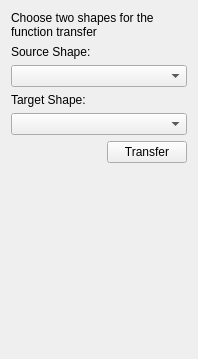
The window that src/custom/tabs/FunctionTransferTabWidget.ui (PeterZs/ShapeAnalyzer) describes before a commit, drawn with Qt 5.
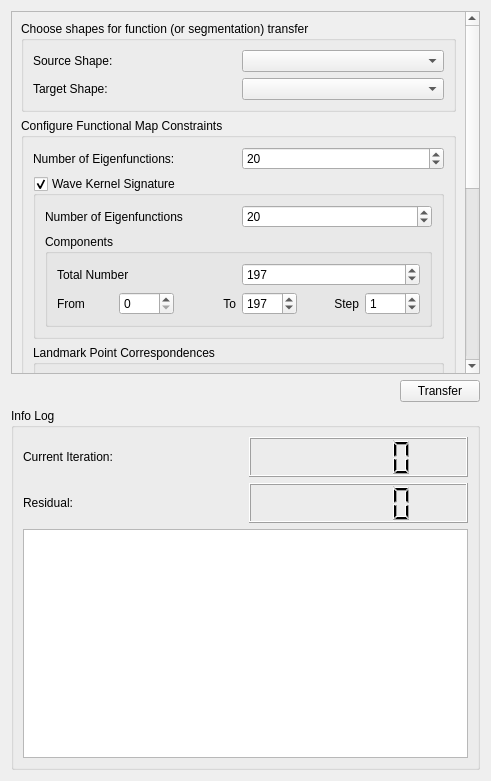
The same window after the commit.

Commit message: Functional maps

```diff
--- a/src/custom/tabs/FunctionTransferTabWidget.ui
+++ b/src/custom/tabs/FunctionTransferTabWidget.ui
@@ -6,39 +6,530 @@
    <rect>
     <x>0</x>
     <y>0</y>
-    <width>198</width>
-    <height>359</height>
+    <width>491</width>
+    <height>781</height>
    </rect>
   </property>
-  <layout class="QVBoxLayout" name="verticalLayout">
+  <layout class="QVBoxLayout" name="verticalLayout_7">
    <item>
-    <widget class="QLabel" name="labelChoose">
-     <property name="text">
-      <string>Choose two shapes for the
-function transfer</string>
+    <widget class="QScrollArea" name="scrollArea">
+     <property name="horizontalScrollBarPolicy">
+      <enum>Qt::ScrollBarAlwaysOff</enum>
      </property>
-    </widget>
-   </item>
-   <item>
-    <widget class="QLabel" name="labelSourceShape">
-     <property name="text">
-      <string>Source Shape:</string>
+     <property name="widgetResizable">
+      <bool>true</bool>
      </property>
+     <widget class="QWidget" name="scrollAreaWidgetContents">
+      <property name="geometry">
+       <rect>
+        <x>0</x>
+        <y>0</y>
+        <width>469</width>
+        <height>835</height>
+       </rect>
+      </property>
+      <layout class="QVBoxLayout" name="verticalLayout_5">
+       <item>
+        <widget class="QGroupBox" name="groupBoxInput">
+         <property name="title">
+          <string>Choose shapes for function (or segmentation) transfer</string>
+         </property>
+         <layout class="QVBoxLayout" name="verticalLayout_4">
+          <item>
+           <layout class="QHBoxLayout" name="horizontalLayout_6">
+            <item>
+             <widget class="QLabel" name="labelSourceShape">
+              <property name="text">
+               <string>Source Shape:</string>
+              </property>
+             </widget>
+            </item>
+            <item>
+             <widget class="QComboBox" name="comboBoxSourceShape"/>
+            </item>
+           </layout>
+          </item>
+          <item>
+           <layout class="QHBoxLayout" name="horizontalLayout_7">
+            <item>
+             <widget class="QLabel" name="labelTargetShape">
+              <property name="text">
+               <string>Target Shape:</string>
+              </property>
+             </widget>
+            </item>
+            <item>
+             <widget class="QComboBox" name="comboBoxTargetShape"/>
+            </item>
+           </layout>
+          </item>
+         </layout>
+        </widget>
+       </item>
+       <item>
+        <widget class="QGroupBox" name="groupBoxConstraints">
+         <property name="title">
+          <string>Configure Functional Map Constraints</string>
+         </property>
+         <property name="flat">
+          <bool>false</bool>
+         </property>
+         <layout class="QVBoxLayout" name="verticalLayout">
+          <item>
+           <layout class="QHBoxLayout" name="horizontalLayout_9">
+            <item>
+             <widget class="QLabel" name="labelNumberOfEigenfunctions">
+              <property name="text">
+               <string>Number of Eigenfunctions:</string>
+              </property>
+             </widget>
+            </item>
+            <item>
+             <widget class="QSpinBox" name="spinBoxNumberOfEigenfunctions">
+              <property name="minimum">
+               <number>1</number>
+              </property>
+              <property name="maximum">
+               <number>500</number>
+              </property>
+              <property name="value">
+               <number>20</number>
+              </property>
+             </widget>
+            </item>
+           </layout>
+          </item>
+          <item>
+           <widget class="QGroupBox" name="groupBoxWaveKernelSignature">
+            <property name="title">
+             <string>Wave Kernel Signature</string>
+            </property>
+            <property name="flat">
+             <bool>false</bool>
+            </property>
+            <property name="checkable">
+             <bool>true</bool>
+            </property>
+            <layout class="QVBoxLayout" name="verticalLayout_13">
+             <item>
+              <layout class="QHBoxLayout" name="horizontalLayout_15">
+               <item>
+                <widget class="QLabel" name="labelWaveKernelSignatureNumberOfEigenfunctions">
+                 <property name="text">
+                  <string>Number of Eigenfunctions</string>
+                 </property>
+                </widget>
+               </item>
+               <item>
+                <widget class="QSpinBox" name="spinBoxWaveKernelSignatureNumberOfEigenfunctions">
+                 <property name="minimum">
+                  <number>1</number>
+                 </property>
+                 <property name="maximum">
+                  <number>500</number>
+                 </property>
+                 <property name="value">
+                  <number>20</number>
+                 </property>
+                </widget>
+               </item>
+              </layout>
+             </item>
+             <item>
+              <widget class="QGroupBox" name="groupBoxWaveKernelSignatureComponents">
+               <property name="title">
+                <string>Components</string>
+               </property>
+               <layout class="QVBoxLayout" name="verticalLayout_14">
+                <item>
+                 <layout class="QHBoxLayout" name="horizontalLayout_10">
+                  <item>
+                   <widget class="QLabel" name="labelWaveKernelSignatureComponentsTotalNumber">
+                    <property name="text">
+                     <string>Total Number</string>
+                    </property>
+                   </widget>
+                  </item>
+                  <item>
+                   <widget class="QSpinBox" name="spinBoxWaveKernelSignatureComponentsTotalNumber">
+                    <property name="minimum">
+                     <number>1</number>
+                    </property>
+                    <property name="maximum">
+                     <number>500</number>
+                    </property>
+                    <property name="value">
+                     <number>197</number>
+                    </property>
+                   </widget>
+                  </item>
+                 </layout>
+                </item>
+                <item>
+                 <layout class="QHBoxLayout" name="horizontalLayout_16">
+                  <item>
+                   <widget class="QLabel" name="labelWaveKernelSignatureComponentsFrom">
+                    <property name="text">
+                     <string>From</string>
+                    </property>
+                   </widget>
+                  </item>
+                  <item>
+                   <widget class="QSpinBox" name="spinBoxWaveKernelSignatureComponentsFrom">
+                    <property name="maximum">
+                     <number>500</number>
+                    </property>
+                   </widget>
+                  </item>
+                  <item>
+                   <widget class="QLabel" name="labelWaveKernelSignatureComponentsTo">
+                    <property name="text">
+                     <string>To</string>
+                    </property>
+                    <property name="alignment">
+                     <set>Qt::AlignRight|Qt::AlignTrailing|Qt::AlignVCenter</set>
+                    </property>
+                   </widget>
+                  </item>
+                  <item>
+                   <widget class="QSpinBox" name="spinBoxWaveKernelSignatureComponentsTo">
+                    <property name="maximum">
+                     <number>500</number>
+                    </property>
+                    <property name="value">
+                     <number>197</number>
+                    </property>
+                   </widget>
+                  </item>
+                  <item>
+                   <widget class="QLabel" name="labelWaveKernelSignatureComponentsStep">
+                    <property name="text">
+                     <string>Step</string>
+                    </property>
+                    <property name="alignment">
+                     <set>Qt::AlignRight|Qt::AlignTrailing|Qt::AlignVCenter</set>
+                    </property>
+                   </widget>
+                  </item>
+                  <item>
+                   <widget class="QSpinBox" name="spinBoxWaveKernelSignatureComponentsStep">
+                    <property name="maximum">
+                     <number>500</number>
+                    </property>
+                    <property name="value">
+                     <number>1</number>
+                    </property>
+                   </widget>
+                  </item>
+                 </layout>
+                </item>
+               </layout>
+              </widget>
+             </item>
+            </layout>
+           </widget>
+          </item>
+          <item>
+           <widget class="QGroupBox" name="groupBoxLandmarkCorrespondences">
+            <property name="title">
+             <string>Landmark Point Correspondences</string>
+            </property>
+            <layout class="QVBoxLayout" name="verticalLayout_11">
+             <item>
+              <widget class="QGroupBox" name="groupBoxHeatBumps">
+               <property name="title">
+                <string>Heat Bumps at times t</string>
+               </property>
+               <property name="checkable">
+                <bool>true</bool>
+               </property>
+               <layout class="QVBoxLayout" name="verticalLayout_15">
+                <item>
+                 <layout class="QHBoxLayout" name="horizontalLayout_14">
+                  <item>
+                   <widget class="QLabel" name="labelHeatBumpsNumberOfEigenfunctions">
+                    <property name="text">
+                     <string>Number of Eigenfunctions:</string>
+                    </property>
+                   </widget>
+                  </item>
+                  <item>
+                   <widget class="QSpinBox" name="spinBoxHeatBumpsNumberOfEigenfunctions">
+                    <property name="minimum">
+                     <number>1</number>
+                    </property>
+                    <property name="maximum">
+                     <number>500</number>
+                    </property>
+                    <property name="value">
+                     <number>20</number>
+                    </property>
+                   </widget>
+                  </item>
+                 </layout>
+                </item>
+                <item>
+                 <layout class="QHBoxLayout" name="horizontalLayout_13">
+                  <item>
+                   <widget class="QLabel" name="labelHeatBumpsInitialValue">
+                    <property name="text">
+                     <string>Initial Value: </string>
+                    </property>
+                   </widget>
+                  </item>
+                  <item>
+                   <widget class="QDoubleSpinBox" name="doubleSpinBoxHeatBumpsInitialValue">
+                    <property name="minimum">
+                     <double>0.050000000000000</double>
+                    </property>
+                    <property name="singleStep">
+                     <double>0.100000000000000</double>
+                    </property>
+                    <property name="value">
+                     <double>5.000000000000000</double>
+                    </property>
+                   </widget>
+                  </item>
+                 </layout>
+                </item>
+                <item>
+                 <layout class="QHBoxLayout" name="horizontalLayout_11">
+                  <item>
+                   <widget class="QLabel" name="labelHeatBumpsFrom">
+                    <property name="text">
+                     <string>From</string>
+                    </property>
+                   </widget>
+                  </item>
+                  <item>
+                   <widget class="QDoubleSpinBox" name="doubleSpinBoxHeatBumpsFrom">
+                    <property name="decimals">
+                     <number>2</number>
+                    </property>
+                    <property name="maximum">
+                     <double>200.000000000000000</double>
+                    </property>
+                    <property name="singleStep">
+                     <double>0.100000000000000</double>
+                    </property>
+                    <property name="value">
+                     <double>0.550000000000000</double>
+                    </property>
+                   </widget>
+                  </item>
+                  <item>
+                   <widget class="QLabel" name="labelHeatBumpsTo">
+                    <property name="text">
+                     <string>To</string>
+                    </property>
+                    <property name="alignment">
+                     <set>Qt::AlignRight|Qt::AlignTrailing|Qt::AlignVCenter</set>
+                    </property>
+                   </widget>
+                  </item>
+                  <item>
+                   <widget class="QDoubleSpinBox" name="doubleSpinBoxHeatBumpsTo">
+                    <property name="maximum">
+                     <double>200.000000000000000</double>
+                    </property>
+                    <property name="singleStep">
+                     <double>0.100000000000000</double>
+                    </property>
+                    <property name="value">
+                     <double>200.000000000000000</double>
+                    </property>
+                   </widget>
+                  </item>
+                  <item>
+                   <widget class="QLabel" name="labelHeatBumpsStep">
+                    <property name="text">
+                     <string>Step</string>
+                    </property>
+                    <property name="alignment">
+                     <set>Qt::AlignRight|Qt::AlignTrailing|Qt::AlignVCenter</set>
+                    </property>
+                   </widget>
+                  </item>
+                  <item>
+                   <widget class="QDoubleSpinBox" name="doubleSpinBoxHeatBumpsStep">
+                    <property name="minimum">
+                     <double>0.100000000000000</double>
+                    </property>
+                    <property name="maximum">
+                     <double>200.000000000000000</double>
+                    </property>
+                    <property name="singleStep">
+                     <double>0.100000000000000</double>
+                    </property>
+                    <property name="value">
+                     <double>25.000000000000000</double>
+                    </property>
+                   </widget>
+                  </item>
+                 </layout>
+                </item>
+               </layout>
+              </widget>
+             </item>
+             <item>
+              <widget class="QCheckBox" name="checkBoxGeodesicDistanceFunctions">
+               <property name="text">
+                <string>Geodesic Distance Functions</string>
+               </property>
+              </widget>
+             </item>
+            </layout>
+           </widget>
+          </item>
+         </layout>
+        </widget>
+       </item>
+       <item>
+        <widget class="QGroupBox" name="groupBoxParams">
+         <property name="title">
+          <string>Configure Forward-Backward Splitting Algorithm</string>
+         </property>
+         <property name="flat">
+          <bool>false</bool>
+         </property>
+         <property name="checkable">
+          <bool>false</bool>
+         </property>
+         <layout class="QVBoxLayout" name="verticalLayout_2">
+          <item>
+           <layout class="QHBoxLayout" name="horizontalLayout_5">
+            <item>
+             <widget class="QLabel" name="labelNumberOfIterations">
+              <property name="text">
+               <string>Number of iterations:</string>
+              </property>
+             </widget>
+            </item>
+            <item>
+             <widget class="QSpinBox" name="spinBoxNumberOfIterations">
+              <property name="minimum">
+               <number>1</number>
+              </property>
+              <property name="maximum">
+               <number>1999999999</number>
+              </property>
+              <property name="value">
+               <number>300</number>
+              </property>
+             </widget>
+            </item>
+           </layout>
+          </item>
+          <item>
+           <layout class="QHBoxLayout" name="horizontalLayout_2">
+            <item>
+             <widget class="QLabel" name="labelStepSize">
+              <property name="text">
+               <string>Step size:</string>
+              </property>
+             </widget>
+            </item>
+            <item>
+             <widget class="QLabel" name="labelOneOver">
+              <property name="text">
+               <string>1 /</string>
+              </property>
+              <property name="alignment">
+               <set>Qt::AlignRight|Qt::AlignTrailing|Qt::AlignVCenter</set>
+              </property>
+             </widget>
+            </item>
+            <item>
+             <widget class="QSpinBox" name="spinBoxStepSize">
+              <property name="minimum">
+               <number>1</number>
+              </property>
+              <property name="maximum">
+               <number>1999999999</number>
+              </property>
+              <property name="value">
+               <number>100</number>
+              </property>
+             </widget>
+            </item>
+           </layout>
+          </item>
+          <item>
+           <layout class="QHBoxLayout" name="horizontalLayout_3">
+            <item>
+             <widget class="QLabel" name="labelSparsityPriorWeight">
+              <property name="text">
+               <string>Sparsity prior weight:</string>
+              </property>
+             </widget>
+            </item>
+            <item>
+             <widget class="QDoubleSpinBox" name="doubleSpinBoxSparsityPriorWeight">
+              <property name="decimals">
+               <number>15</number>
+              </property>
+              <property name="maximum">
+               <double>999999999.000000000000000</double>
+              </property>
+              <property name="singleStep">
+               <double>0.001000000000000</double>
+              </property>
+              <property name="value">
+               <double>0.019000000000000</double>
+              </property>
+             </widget>
+            </item>
+           </layout>
+          </item>
+          <item>
+           <widget class="QGroupBox" name="groupBoxOutlierAbsorbtion">
+            <property name="title">
+             <string>Outlier Absorbtion</string>
+            </property>
+            <property name="checkable">
+             <bool>true</bool>
+            </property>
+            <property name="checked">
+             <bool>false</bool>
+            </property>
+            <layout class="QVBoxLayout" name="verticalLayout_6">
+             <item>
+              <layout class="QHBoxLayout" name="horizontalLayout_4">
+               <item>
+                <widget class="QLabel" name="labelOutlierAbsorbtionWeight">
+                 <property name="text">
+                  <string>Weight:</string>
+                 </property>
+                </widget>
+               </item>
+               <item>
+                <widget class="QDoubleSpinBox" name="doubleSpinBoxOutlierAbsorbtionWeight">
+                 <property name="decimals">
+                  <number>15</number>
+                 </property>
+                 <property name="maximum">
+                  <double>999999999.000000000000000</double>
+                 </property>
+                 <property name="singleStep">
+                  <double>0.001000000000000</double>
+                 </property>
+                 <property name="value">
+                  <double>0.070000000000000</double>
+                 </property>
+                </widget>
+               </item>
+              </layout>
+             </item>
+            </layout>
+           </widget>
+          </item>
+         </layout>
+        </widget>
+       </item>
+      </layout>
+     </widget>
     </widget>
    </item>
-   <item>
-    <widget class="QComboBox" name="comboBoxSourceShape"/>
-   </item>
-   <item>
-    <widget class="QLabel" name="labelTargetShape">
-     <property name="text">
-      <string>Target Shape:</string>
-     </property>
-    </widget>
-   </item>
-   <item>
-    <widget class="QComboBox" name="comboBoxTargetShape"/>
-   </item>
    <item>
     <layout class="QHBoxLayout" name="horizontalLayout">
      <item>
@@ -64,17 +555,80 @@
     </layout>
    </item>
    <item>
-    <spacer name="verticalSpacer">
-     <property name="orientation">
-      <enum>Qt::Vertical</enum>
+    <widget class="QGroupBox" name="groupBoxInfoLog">
+     <property name="title">
+      <string>Info Log</string>
      </property>
-     <property name="sizeHint" stdset="0">
-      <size>
-       <width>20</width>
-       <height>40</height>
-      </size>
-     </property>
-    </spacer>
+     <layout class="QVBoxLayout" name="verticalLayout_3">
+      <item>
+       <layout class="QHBoxLayout" name="horizontalLayout_12">
+        <item>
+         <widget class="QLabel" name="labelCurrentIteration">
+          <property name="text">
+           <string>Current Iteration:</string>
+          </property>
+         </widget>
+        </item>
+        <item>
+         <widget class="QLCDNumber" name="lcdNumberCurrentIteration">
+          <property name="minimumSize">
+           <size>
+            <width>0</width>
+            <height>40</height>
+           </size>
+          </property>
+          <property name="smallDecimalPoint">
+           <bool>true</bool>
+          </property>
+         </widget>
+        </item>
+       </layout>
+      </item>
+      <item>
+       <layout class="QHBoxLayout" name="horizontalLayout_8">
+        <item>
+         <widget class="QLabel" name="labelResidual">
+          <property name="text">
+           <string>Residual:</string>
+          </property>
+         </widget>
+        </item>
+        <item>
+         <widget class="QLCDNumber" name="lcdNumberResidual">
+          <property name="minimumSize">
+           <size>
+            <width>0</width>
+            <height>40</height>
+           </size>
+          </property>
+          <property name="smallDecimalPoint">
+           <bool>true</bool>
+          </property>
+          <property name="digitCount">
+           <number>5</number>
+          </property>
+          <property name="value" stdset="0">
+           <double>0.000000000000000</double>
+          </property>
+          <property name="intValue" stdset="0">
+           <number>0</number>
+          </property>
+         </widget>
+        </item>
+       </layout>
+      </item>
+      <item>
+       <widget class="QTextBrowser" name="textBrowser">
+        <property name="baseSize">
+         <size>
+          <width>0</width>
+          <height>100</height>
+         </size>
+        </property>
+       </widget>
+      </item>
+     </layout>
+    </widget>
    </item>
   </layout>
  </widget>
```
The commit also changes 5 other files.
